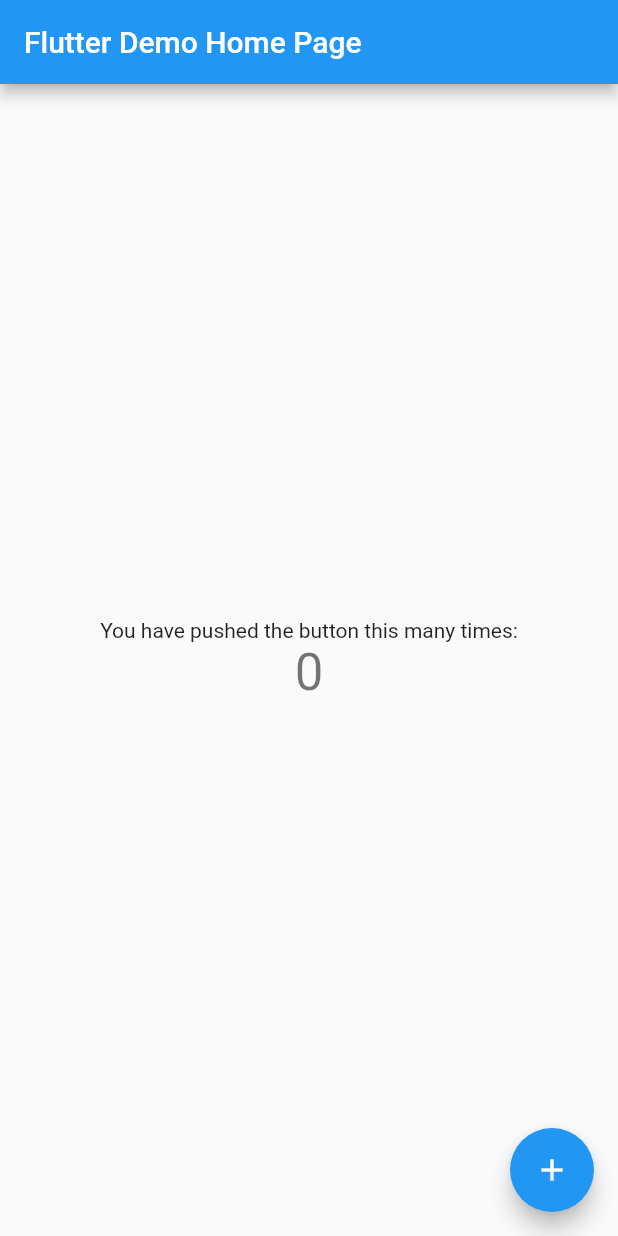
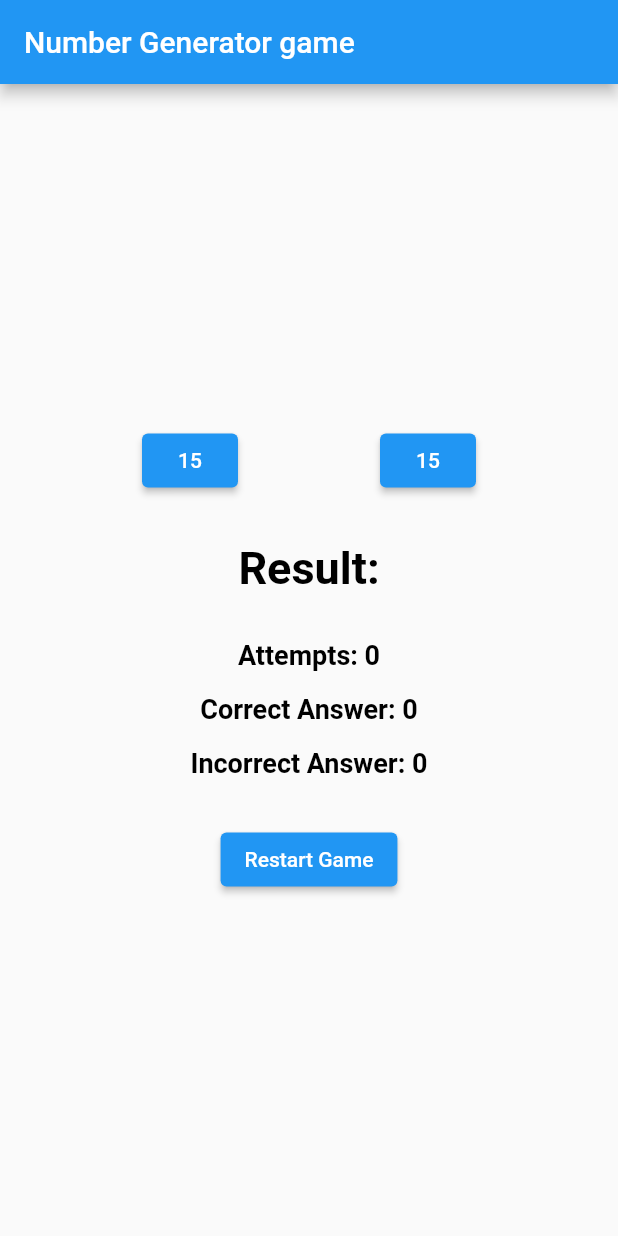
Before and after one commit to bipinaghimire/number_generator, a Flutter app: the screen it shows after launch, on a phone screen of 412 x 824 dp. Run offline on Flutter 3.47's test engine with Material 2 defaults, Android fonts, the phone set to English and light mode, and no system bars.

Commit message:
number generator game

```diff
--- /dev/null
+++ b/lib/app.dart
@@ -0,0 +1,17 @@
+import 'package:flutter/material.dart';
+import 'package:number_generator/screen/number_generator.dart';
+
+class MyApp extends StatelessWidget {
+  const MyApp({super.key});
+
+  @override
+  Widget build(BuildContext context) {
+    return MaterialApp(
+      debugShowCheckedModeBanner: false,
+      initialRoute: '/',
+      routes: {
+        '/': (context) => const NumberChecker(),
+      },
+    );
+  }
+}
--- a/lib/main.dart
+++ b/lib/main.dart
@@ -1,115 +1,6 @@
 import 'package:flutter/material.dart';
+import 'package:number_generator/app.dart';
 
 void main() {
   runApp(const MyApp());
 }
-
-class MyApp extends StatelessWidget {
-  const MyApp({super.key});
-
-  // This widget is the root of your application.
-  @override
-  Widget build(BuildContext context) {
-    return MaterialApp(
-      title: 'Flutter Demo',
-      theme: ThemeData(
-        // This is the theme of your application.
-        //
-        // Try running your application with "flutter run". You'll see the
-        // application has a blue toolbar. Then, without quitting the app, try
-        // changing the primarySwatch below to Colors.green and then invoke
-        // "hot reload" (press "r" in the console where you ran "flutter run",
-        // or simply save your changes to "hot reload" in a Flutter IDE).
-        // Notice that the counter didn't reset back to zero; the application
-        // is not restarted.
-        primarySwatch: Colors.blue,
-      ),
-      home: const MyHomePage(title: 'Flutter Demo Home Page'),
-    );
-  }
-}
-
-class MyHomePage extends StatefulWidget {
-  const MyHomePage({super.key, required this.title});
-
-  // This widget is the home page of your application. It is stateful, meaning
-  // that it has a State object (defined below) that contains fields that affect
-  // how it looks.
-
-  // This class is the configuration for the state. It holds the values (in this
-  // case the title) provided by the parent (in this case the App widget) and
-  // used by the build method of the State. Fields in a Widget subclass are
-  // always marked "final".
-
-  final String title;
-
-  @override
-  State<MyHomePage> createState() => _MyHomePageState();
-}
-
-class _MyHomePageState extends State<MyHomePage> {
-  int _counter = 0;
-
-  void _incrementCounter() {
-    setState(() {
-      // This call to setState tells the Flutter framework that something has
-      // changed in this State, which causes it to rerun the build method below
-      // so that the display can reflect the updated values. If we changed
-      // _counter without calling setState(), then the build method would not be
-      // called again, and so nothing would appear to happen.
-      _counter++;
-    });
-  }
-
-  @override
-  Widget build(BuildContext context) {
-    // This method is rerun every time setState is called, for instance as done
-    // by the _incrementCounter method above.
-    //
-    // The Flutter framework has been optimized to make rerunning build methods
-    // fast, so that you can just rebuild anything that needs updating rather
-    // than having to individually change instances of widgets.
-    return Scaffold(
-      appBar: AppBar(
-        // Here we take the value from the MyHomePage object that was created by
-        // the App.build method, and use it to set our appbar title.
-        title: Text(widget.title),
-      ),
-      body: Center(
-        // Center is a layout widget. It takes a single child and positions it
-        // in the middle of the parent.
-        child: Column(
-          // Column is also a layout widget. It takes a list of children and
-          // arranges them vertically. By default, it sizes itself to fit its
-          // children horizontally, and tries to be as tall as its parent.
-          //
-          // Invoke "debug painting" (press "p" in the console, choose the
-          // "Toggle Debug Paint" action from the Flutter Inspector in Android
-          // Studio, or the "Toggle Debug Paint" command in Visual Studio Code)
-          // to see the wireframe for each widget.
-          //
-          // Column has various properties to control how it sizes itself and
-          // how it positions its children. Here we use mainAxisAlignment to
-          // center the children vertically; the main axis here is the vertical
-          // axis because Columns are vertical (the cross axis would be
-          // horizontal).
-          mainAxisAlignment: MainAxisAlignment.center,
-          children: <Widget>[
-            const Text(
-              'You have pushed the button this many times:',
-            ),
-            Text(
-              '$_counter',
-              style: Theme.of(context).textTheme.headlineMedium,
-            ),
-          ],
-        ),
-      ),
-      floatingActionButton: FloatingActionButton(
-        onPressed: _incrementCounter,
-        tooltip: 'Increment',
-        child: const Icon(Icons.add),
-      ), // This trailing comma makes auto-formatting nicer for build methods.
-    );
-  }
-}
--- /dev/null
+++ b/lib/model/number_generator.dart
@@ -0,0 +1,14 @@
+import 'dart:math';
+
+class NumberGeneratorModel {
+  List<int> generateRandom() {
+    var randomNum1 = Random().nextInt(100);
+    var randomNum2 = Random().nextInt(100);
+
+    if (randomNum1 != randomNum2) {
+      return [randomNum1, randomNum2];
+    } else {
+      return generateRandom();
+    }
+  }
+}
--- /dev/null
+++ b/lib/screen/number_generator.dart
@@ -0,0 +1,145 @@
+import 'dart:math';
+
+import 'package:flutter/material.dart';
+
+import '../model/number_generator.dart';
+
+class NumberChecker extends StatefulWidget {
+  const NumberChecker({super.key});
+
+  @override
+  State<NumberChecker> createState() => _NumberCheckerState();
+}
+
+class _NumberCheckerState extends State<NumberChecker> {
+  int num1 = Random().nextInt(101);
+  int num2 = Random().nextInt(101);
+
+  int correctAnswer = 0;
+  int incorrectAnswer = 0;
+  int attempts = 0;
+
+  void generateNumber() {
+    var model = NumberGeneratorModel();
+    setState(() {
+      var randomNum = model.generateRandom();
+      num1 = randomNum[0];
+      num2 = randomNum[1];
+    });
+  }
+
+  void checkAnswer() {
+    if (++attempts > 10) {
+      restartGame();
+    } else {
+      if (num1 > num2) {
+        correctAnswer++;
+      } else if (num1 < num2) {
+        incorrectAnswer++;
+      }
+      generateNumber();
+    }
+  }
+
+  void restartGame() {
+    correctAnswer = 0;
+    incorrectAnswer = 0;
+    attempts = 0;
+
+    generateNumber();
+  }
+
+  @override
+  Widget build(BuildContext context) {
+    return Scaffold(
+      appBar: AppBar(
+        title: const Text("Number Generator game"),
+      ),
+      body: SafeArea(
+        child: Column(
+          mainAxisAlignment: MainAxisAlignment.center,
+          children: [
+            Row(
+              mainAxisAlignment: MainAxisAlignment.spaceEvenly,
+              children: [
+                ElevatedButton(
+                  onPressed: () {
+                    checkAnswer();
+                  },
+                  child: Text('$num1'),
+                ),
+                ElevatedButton(
+                  onPressed: () {
+                    checkAnswer();
+                  },
+                  child: Text('$num2'),
+                )
+              ],
+            ),
+            const SizedBox(
+              height: 30,
+            ),
+            RichText(
+              text: const TextSpan(
+                text: 'Result:',
+                style: TextStyle(
+                  fontSize: 30,
+                  fontWeight: FontWeight.bold,
+                  color: Colors.black,
+                ),
+              ),
+            ),
+            const SizedBox(
+              height: 30,
+            ),
+            RichText(
+              text: TextSpan(
+                text: 'Attempts: $attempts',
+                style: const TextStyle(
+                  fontSize: 18,
+                  fontWeight: FontWeight.bold,
+                  color: Colors.black,
+                ),
+              ),
+            ),
+            const SizedBox(
+              height: 15,
+            ),
+            RichText(
+              text: TextSpan(
+                text: 'Correct Answer: $correctAnswer',
+                style: const TextStyle(
+                  fontSize: 18,
+                  fontWeight: FontWeight.bold,
+                  color: Colors.black,
+                ),
+              ),
+            ),
+            const SizedBox(
+              height: 15,
+            ),
+            RichText(
+              text: TextSpan(
+                text: 'Incorrect Answer: $incorrectAnswer',
+                style: const TextStyle(
+                  fontSize: 18,
+                  fontWeight: FontWeight.bold,
+                  color: Colors.black,
+                ),
+              ),
+            ),
+            const SizedBox(
+              height: 30,
+            ),
+            ElevatedButton(
+              onPressed: () {
+                restartGame();
+              },
+              child: const Text('Restart Game'),
+            ),
+          ],
+        ),
+      ),
+    );
+  }
+}
```
